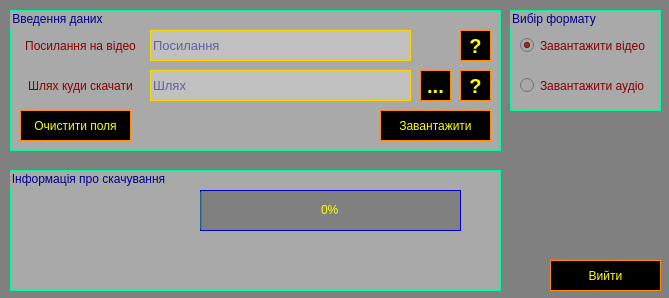
Above: donload_y.ui from Kozak228/Download-video-and-audio-with-Youtube before the change. Below: the same form after it.
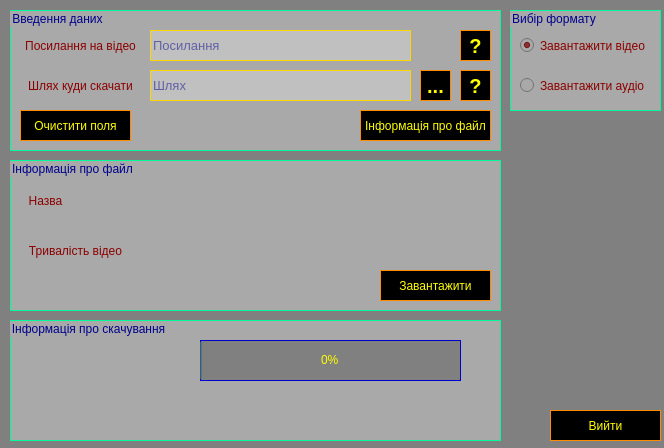
That is the form after the change. Icons and pictures are not drawn.

Patch:
```diff
--- a/donload_y.ui
+++ b/donload_y.ui
@@ -9,8 +9,8 @@
    <rect>
     <x>0</x>
     <y>0</y>
-    <width>669</width>
-    <height>298</height>
+    <width>664</width>
+    <height>448</height>
    </rect>
   </property>
   <property name="font">
@@ -92,7 +92,7 @@
     <property name="geometry">
      <rect>
       <x>550</x>
-      <y>260</y>
+      <y>410</y>
       <width>111</width>
       <height>31</height>
      </rect>
@@ -242,27 +242,6 @@
       <string>Шлях</string>
      </property>
     </widget>
-    <widget class="QPushButton" name="pushButton_download">
-     <property name="enabled">
-      <bool>true</bool>
-     </property>
-     <property name="geometry">
-      <rect>
-       <x>370</x>
-       <y>100</y>
-       <width>111</width>
-       <height>31</height>
-      </rect>
-     </property>
-     <property name="font">
-      <font>
-       <pointsize>9</pointsize>
-      </font>
-     </property>
-     <property name="text">
-      <string>Завантажити</string>
-     </property>
-    </widget>
     <widget class="QPushButton" name="pushButton_clear">
      <property name="geometry">
       <rect>
@@ -301,12 +280,33 @@
       <string>...</string>
      </property>
     </widget>
+    <widget class="QPushButton" name="pushButton_info_in_file">
+     <property name="enabled">
+      <bool>true</bool>
+     </property>
+     <property name="geometry">
+      <rect>
+       <x>350</x>
+       <y>100</y>
+       <width>131</width>
+       <height>31</height>
+      </rect>
+     </property>
+     <property name="font">
+      <font>
+       <pointsize>9</pointsize>
+      </font>
+     </property>
+     <property name="text">
+      <string>Інформація про файл</string>
+     </property>
+    </widget>
    </widget>
    <widget class="QGroupBox" name="groupBox_2">
     <property name="geometry">
      <rect>
       <x>10</x>
-      <y>170</y>
+      <y>320</y>
       <width>491</width>
       <height>121</height>
      </rect>
@@ -433,6 +433,142 @@
      </property>
     </widget>
    </widget>
+   <widget class="QGroupBox" name="groupBox_4">
+    <property name="geometry">
+     <rect>
+      <x>10</x>
+      <y>160</y>
+      <width>491</width>
+      <height>151</height>
+     </rect>
+    </property>
+    <property name="title">
+     <string>Інформація про файл</string>
+    </property>
+    <widget class="QLabel" name="label_3">
+     <property name="geometry">
+      <rect>
+       <x>10</x>
+       <y>20</y>
+       <width>51</width>
+       <height>41</height>
+      </rect>
+     </property>
+     <property name="font">
+      <font>
+       <pointsize>9</pointsize>
+      </font>
+     </property>
+     <property name="text">
+      <string>Назва</string>
+     </property>
+     <property name="alignment">
+      <set>Qt::AlignCenter</set>
+     </property>
+     <property name="wordWrap">
+      <bool>true</bool>
+     </property>
+    </widget>
+    <widget class="QLabel" name="label_title">
+     <property name="geometry">
+      <rect>
+       <x>90</x>
+       <y>20</y>
+       <width>391</width>
+       <height>41</height>
+      </rect>
+     </property>
+     <property name="font">
+      <font>
+       <pointsize>8</pointsize>
+      </font>
+     </property>
+     <property name="styleSheet">
+      <string notr="true">color: black;</string>
+     </property>
+     <property name="text">
+      <string/>
+     </property>
+     <property name="alignment">
+      <set>Qt::AlignCenter</set>
+     </property>
+     <property name="wordWrap">
+      <bool>true</bool>
+     </property>
+    </widget>
+    <widget class="QLabel" name="label_5">
+     <property name="geometry">
+      <rect>
+       <x>10</x>
+       <y>70</y>
+       <width>111</width>
+       <height>41</height>
+      </rect>
+     </property>
+     <property name="font">
+      <font>
+       <pointsize>9</pointsize>
+      </font>
+     </property>
+     <property name="text">
+      <string>Тривалість відео</string>
+     </property>
+     <property name="alignment">
+      <set>Qt::AlignCenter</set>
+     </property>
+     <property name="wordWrap">
+      <bool>true</bool>
+     </property>
+    </widget>
+    <widget class="QLabel" name="label_time">
+     <property name="geometry">
+      <rect>
+       <x>190</x>
+       <y>80</y>
+       <width>121</width>
+       <height>21</height>
+      </rect>
+     </property>
+     <property name="font">
+      <font>
+       <pointsize>9</pointsize>
+      </font>
+     </property>
+     <property name="styleSheet">
+      <string notr="true">color: black;</string>
+     </property>
+     <property name="text">
+      <string/>
+     </property>
+     <property name="alignment">
+      <set>Qt::AlignCenter</set>
+     </property>
+     <property name="wordWrap">
+      <bool>true</bool>
+     </property>
+    </widget>
+    <widget class="QPushButton" name="pushButton_download">
+     <property name="enabled">
+      <bool>true</bool>
+     </property>
+     <property name="geometry">
+      <rect>
+       <x>370</x>
+       <y>110</y>
+       <width>111</width>
+       <height>31</height>
+      </rect>
+     </property>
+     <property name="font">
+      <font>
+       <pointsize>9</pointsize>
+      </font>
+     </property>
+     <property name="text">
+      <string>Завантажити</string>
+     </property>
+    </widget>
+   </widget>
   </widget>
  </widget>
  <resources/>
```
Left out of the diff: 2 changed lines with no effect on the pictures.
